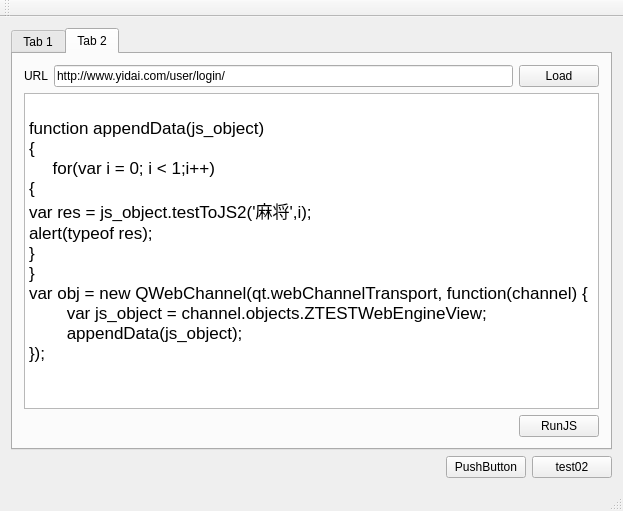
weinkym/src_miao, file zwloginydw/mainwindow.ui: the form before one commit.
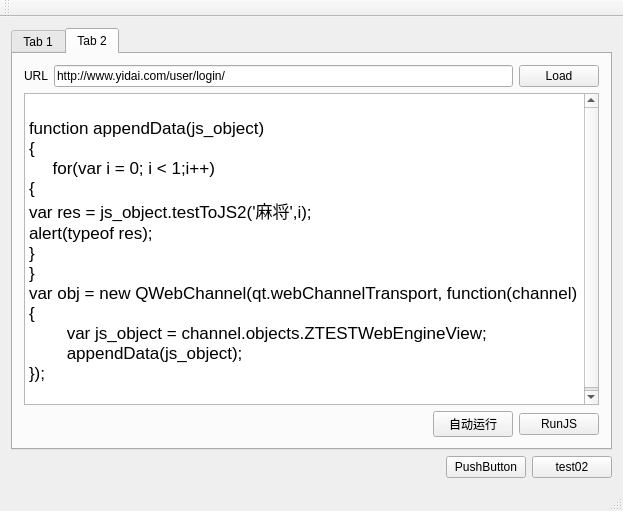
The form after the commit.

```diff
--- a/zwloginydw/mainwindow.ui
+++ b/zwloginydw/mainwindow.ui
@@ -94,6 +94,13 @@
             </property>
            </spacer>
           </item>
+          <item>
+           <widget class="QPushButton" name="pushButtonAuto">
+            <property name="text">
+             <string>自动运行</string>
+            </property>
+           </widget>
+          </item>
           <item>
            <widget class="QPushButton" name="pbRunJS">
             <property name="text">
```
